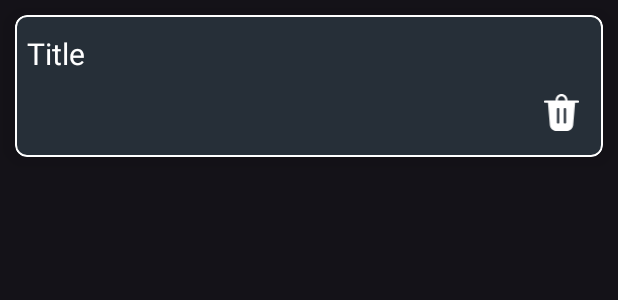
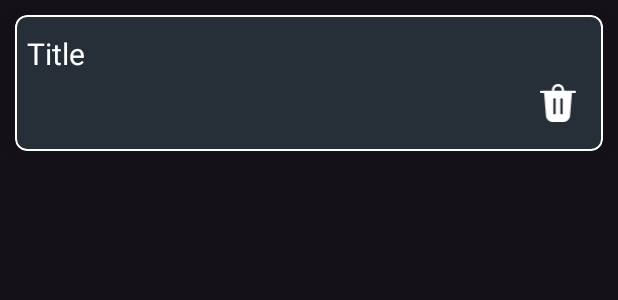
Before and after one commit to Ilmiddin1701/My-Notes-Api, an Android app: the layout item_rv.xml on its own in the app's theme, with its tools: preview values and no code run, on a phone screen of 412 x 824 dp. Shown: the top 300 px of the screen. Run offline under Robolectric (Android 15) with nearby library versions, the phone set to English and light mode, and no system bars.

Commit message:
my notes

```diff
--- a/app/src/main/res/layout/item_rv.xml
+++ b/app/src/main/res/layout/item_rv.xml
@@ -22,7 +22,7 @@
             android:layout_marginStart="8dp"
             android:layout_marginTop="12dp"
             android:layout_marginEnd="8dp"
-            android:layout_marginBottom="8dp"
+            android:layout_marginBottom="6dp"
             android:text="@string/title"
             android:textColor="@color/white"
             android:textSize="20sp"
@@ -34,7 +34,7 @@
             android:layout_height="wrap_content"
             android:layout_below="@id/tvSarlavha"
             android:layout_marginStart="8dp"
-            android:layout_marginTop="8dp"
+            android:layout_marginTop="6dp"
             android:layout_marginEnd="8dp"
             android:layout_marginBottom="12dp"
             android:textColor="@color/white"
@@ -42,13 +42,13 @@
 
         <ImageView
             android:id="@+id/btnDelete"
-            android:layout_width="35dp"
-            android:layout_height="35dp"
+            android:layout_width="40dp"
+            android:layout_height="40dp"
             android:layout_alignBottom="@id/tvBajarildi"
             android:layout_alignParentEnd="true"
             android:layout_marginEnd="10dp"
             android:importantForAccessibility="no"
-            android:padding="5dp"
+            android:padding="7dp"
             android:src="@drawable/ic_delete" />
     </RelativeLayout>
 </com.google.android.material.card.MaterialCardView>
```
